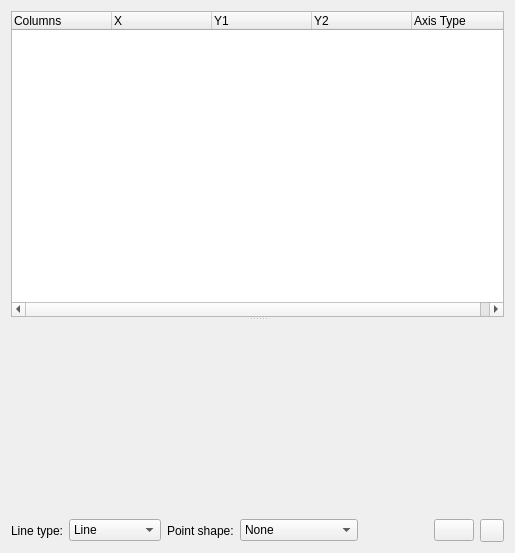
Old version of the form src/PlotDock.ui in the repository TeLLie/sqlitebrowser-os2.
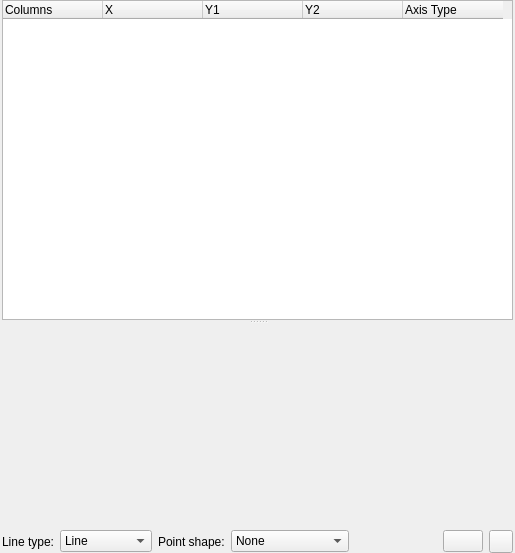
New version of the form. Icons and pictures are not drawn. Custom widgets are drawn as their Qt base class.

Diff of the .ui file:
```diff
--- a/src/PlotDock.ui
+++ b/src/PlotDock.ui
@@ -14,6 +14,18 @@
    <string>Plot</string>
   </property>
   <layout class="QVBoxLayout" name="verticalLayout">
+   <property name="leftMargin">
+    <number>2</number>
+   </property>
+   <property name="topMargin">
+    <number>0</number>
+   </property>
+   <property name="rightMargin">
+    <number>2</number>
+   </property>
+   <property name="bottomMargin">
+    <number>0</number>
+   </property>
    <item>
     <widget class="QSplitter" name="splitterForPlot">
      <property name="orientation">
```
Left out of the diff: 85 changed lines with no effect on the pictures.
